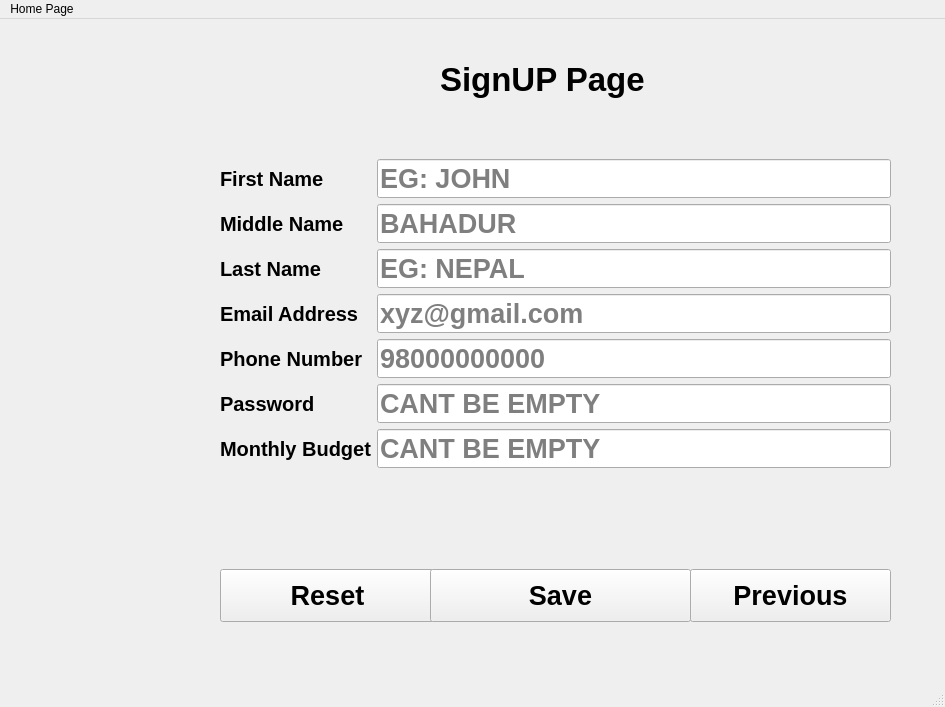
First picture: the form in mind_your_money/Mind_Your_Money/mainwindow.ui, repository pukaradhikari1/EndSemProject-1, before the edit.
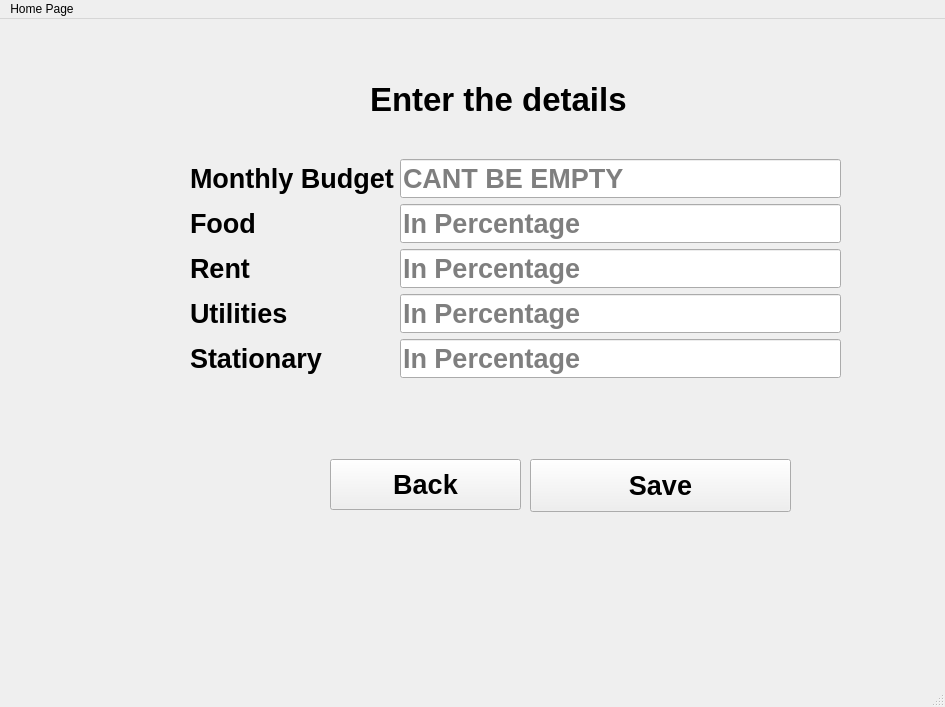
Second picture: the form after the edit. The open tabs and pages were chosen to show the change.

Commit message: Added the percentage page

What changed in the file:
```diff
--- a/mind_your_money/Mind_Your_Money/mainwindow.ui
+++ b/mind_your_money/Mind_Your_Money/mainwindow.ui
@@ -18,7 +18,7 @@
     <property name="geometry">
      <rect>
       <x>20</x>
-      <y>20</y>
+      <y>10</y>
       <width>911</width>
       <height>651</height>
      </rect>
@@ -172,7 +172,7 @@
         <x>200</x>
         <y>120</y>
         <width>671</width>
-        <height>408</height>
+        <height>301</height>
        </rect>
       </property>
       <layout class="QFormLayout" name="formLayout_2">
@@ -197,26 +197,6 @@
         </widget>
        </item>
        <item row="1" column="0">
-        <widget class="QLabel" name="label_5">
-         <property name="font">
-          <font>
-           <pointsize>15</pointsize>
-           <bold>true</bold>
-          </font>
-         </property>
-         <property name="text">
-          <string>Middle Name</string>
-         </property>
-        </widget>
-       </item>
-       <item row="1" column="1">
-        <widget class="QLineEdit" name="txtMiddle">
-         <property name="placeholderText">
-          <string>BAHADUR</string>
-         </property>
-        </widget>
-       </item>
-       <item row="2" column="0">
         <widget class="QLabel" name="label_6">
          <property name="font">
           <font>
@@ -229,14 +209,14 @@
          </property>
         </widget>
        </item>
-       <item row="2" column="1">
+       <item row="1" column="1">
         <widget class="QLineEdit" name="txtLastName">
          <property name="placeholderText">
           <string>EG: NEPAL</string>
          </property>
         </widget>
        </item>
-       <item row="3" column="0">
+       <item row="2" column="0">
         <widget class="QLabel" name="label_7">
          <property name="font">
           <font>
@@ -249,14 +229,14 @@
          </property>
         </widget>
        </item>
-       <item row="3" column="1">
+       <item row="2" column="1">
         <widget class="QLineEdit" name="txtEmailA">
          <property name="placeholderText">
           <string>xyz@gmail.com</string>
          </property>
         </widget>
        </item>
-       <item row="4" column="0">
+       <item row="3" column="0">
         <widget class="QLabel" name="label_8">
          <property name="font">
           <font>
@@ -269,14 +249,14 @@
          </property>
         </widget>
        </item>
-       <item row="4" column="1">
+       <item row="3" column="1">
         <widget class="QLineEdit" name="txtPhone">
          <property name="placeholderText">
           <string>98000000000</string>
          </property>
         </widget>
        </item>
-       <item row="5" column="0">
+       <item row="4" column="0">
         <widget class="QLabel" name="label_9">
          <property name="font">
           <font>
@@ -289,33 +269,13 @@
          </property>
         </widget>
        </item>
-       <item row="5" column="1">
+       <item row="4" column="1">
         <widget class="QLineEdit" name="txtPasswords">
          <property name="placeholderText">
           <string>CANT BE EMPTY</string>
          </property>
         </widget>
        </item>
-       <item row="6" column="0">
-        <widget class="QLabel" name="MonthlyBudget">
-         <property name="font">
-          <font>
-           <pointsize>15</pointsize>
-           <bold>true</bold>
-          </font>
-         </property>
-         <property name="text">
-          <string>Monthly Budget</string>
-         </property>
-        </widget>
-       </item>
-       <item row="6" column="1">
-        <widget class="QLineEdit" name="txtMonthlyBudget">
-         <property name="placeholderText">
-          <string>CANT BE EMPTY</string>
-         </property>
-        </widget>
-       </item>
       </layout>
      </widget>
      <widget class="QLabel" name="label_14">
@@ -340,8 +300,8 @@
      <widget class="QPushButton" name="btnReset">
       <property name="geometry">
        <rect>
-        <x>200</x>
-        <y>530</y>
+        <x>190</x>
+        <y>430</y>
         <width>215</width>
         <height>53</height>
        </rect>
@@ -356,30 +316,11 @@
        <string>Reset</string>
       </property>
      </widget>
-     <widget class="QPushButton" name="btnSignUpSave">
-      <property name="geometry">
-       <rect>
-        <x>410</x>
-        <y>530</y>
-        <width>261</width>
-        <height>53</height>
-       </rect>
-      </property>
-      <property name="font">
-       <font>
-        <pointsize>20</pointsize>
-        <bold>true</bold>
-       </font>
-      </property>
-      <property name="text">
-       <string>Save</string>
-      </property>
-     </widget>
      <widget class="QPushButton" name="btnSignUpPrev">
       <property name="geometry">
        <rect>
-        <x>670</x>
-        <y>530</y>
+        <x>660</x>
+        <y>430</y>
         <width>201</width>
         <height>53</height>
        </rect>
@@ -394,6 +335,160 @@
        <string>Previous</string>
       </property>
      </widget>
+     <widget class="QPushButton" name="btnNext">
+      <property name="geometry">
+       <rect>
+        <x>400</x>
+        <y>430</y>
+        <width>251</width>
+        <height>51</height>
+       </rect>
+      </property>
+      <property name="text">
+       <string>Next</string>
+      </property>
+     </widget>
+    </widget>
+    <widget class="QWidget" name="page_9">
+     <widget class="QPushButton" name="btnSignUpSave">
+      <property name="geometry">
+       <rect>
+        <x>510</x>
+        <y>430</y>
+        <width>261</width>
+        <height>53</height>
+       </rect>
+      </property>
+      <property name="font">
+       <font>
+        <pointsize>20</pointsize>
+        <bold>true</bold>
+       </font>
+      </property>
+      <property name="text">
+       <string>Save</string>
+      </property>
+     </widget>
+     <widget class="QWidget" name="formLayoutWidget_6">
+      <property name="geometry">
+       <rect>
+        <x>170</x>
+        <y>130</y>
+        <width>651</width>
+        <height>291</height>
+       </rect>
+      </property>
+      <layout class="QFormLayout" name="formLayout_6">
+       <item row="0" column="0">
+        <widget class="QLabel" name="MonthlyBudget_2">
+         <property name="font">
+          <font>
+           <pointsize>20</pointsize>
+           <bold>true</bold>
+          </font>
+         </property>
+         <property name="text">
+          <string>Monthly Budget</string>
+         </property>
+        </widget>
+       </item>
+       <item row="0" column="1">
+        <widget class="QLineEdit" name="txtMonthlyBudget">
+         <property name="placeholderText">
+          <string>CANT BE EMPTY</string>
+         </property>
+        </widget>
+       </item>
+       <item row="1" column="0">
+        <widget class="QLabel" name="label_5">
+         <property name="text">
+          <string>Food</string>
+         </property>
+        </widget>
+       </item>
+       <item row="1" column="1">
+        <widget class="QLineEdit" name="txtPFood">
+         <property name="placeholderText">
+          <string>In Percentage</string>
+         </property>
+        </widget>
+       </item>
+       <item row="2" column="0">
+        <widget class="QLabel" name="label_22">
+         <property name="text">
+          <string>Rent</string>
+         </property>
+        </widget>
+       </item>
+       <item row="2" column="1">
+        <widget class="QLineEdit" name="txtPRent">
+         <property name="placeholderText">
+          <string>In Percentage</string>
+         </property>
+        </widget>
+       </item>
+       <item row="3" column="0">
+        <widget class="QLabel" name="label_24">
+         <property name="text">
+          <string>Utilities</string>
+         </property>
+        </widget>
+       </item>
+       <item row="3" column="1">
+        <widget class="QLineEdit" name="txtPUtilities">
+         <property name="placeholderText">
+          <string>In Percentage</string>
+         </property>
+        </widget>
+       </item>
+       <item row="4" column="0">
+        <widget class="QLabel" name="label_25">
+         <property name="text">
+          <string>Stationary</string>
+         </property>
+        </widget>
+       </item>
+       <item row="4" column="1">
+        <widget class="QLineEdit" name="txtPstationary">
+         <property name="placeholderText">
+          <string>In Percentage</string>
+         </property>
+        </widget>
+       </item>
+      </layout>
+     </widget>
+     <widget class="QPushButton" name="btnBack">
+      <property name="geometry">
+       <rect>
+        <x>310</x>
+        <y>430</y>
+        <width>191</width>
+        <height>51</height>
+       </rect>
+      </property>
+      <property name="text">
+       <string>Back</string>
+      </property>
+     </widget>
+     <widget class="QLabel" name="label_26">
+      <property name="geometry">
+       <rect>
+        <x>350</x>
+        <y>40</y>
+        <width>341</width>
+        <height>61</height>
+       </rect>
+      </property>
+      <property name="font">
+       <font>
+        <pointsize>25</pointsize>
+        <bold>true</bold>
+       </font>
+      </property>
+      <property name="text">
+       <string>Enter the details</string>
+      </property>
+     </widget>
     </widget>
     <widget class="QWidget" name="page_4">
      <widget class="QWidget" name="formLayoutWidget_3">
```
Left out of the diff: 24 changed lines with no effect on the pictures. The commit also changes 4 other files.
